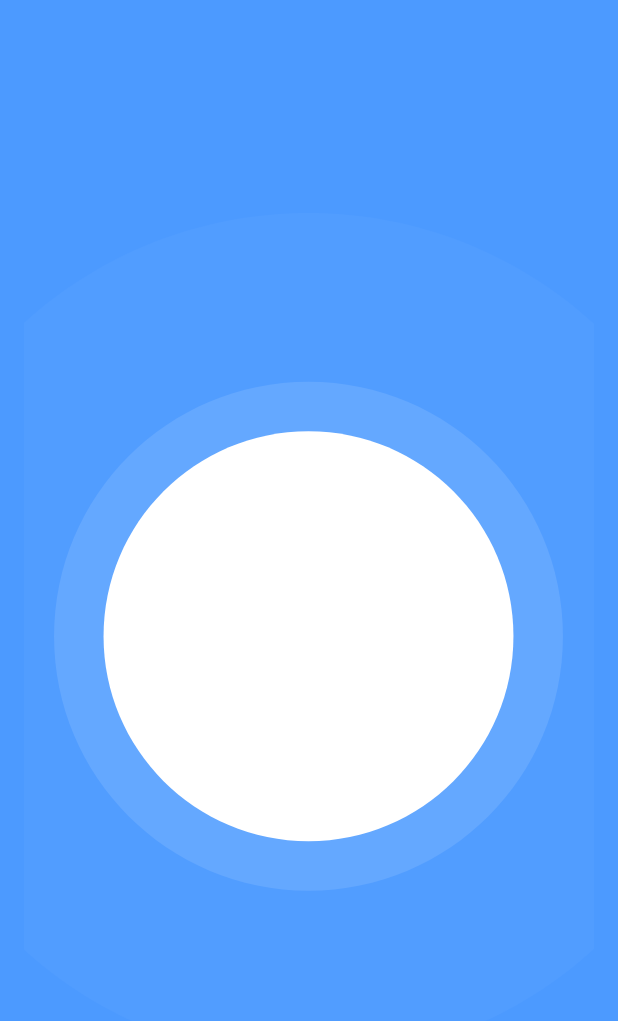
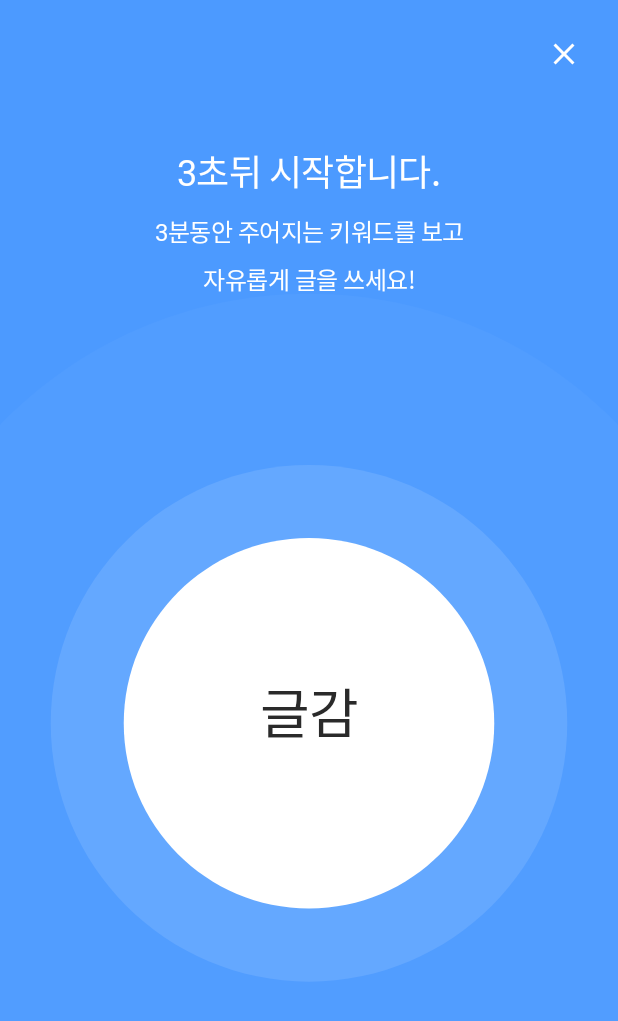
Before and after one commit to SangleProject/Sangle_Android, an Android app: the WritingReadyActivity screen opened directly, with no data from a screen before it, on a phone screen of 412 x 824 dp. Shown: the top 1021 px of the screen. Run offline under Robolectric (Android 15) with nearby library versions, the phone set to English and light mode, and no system bars; our stand-ins replace data binding.

Commit message:
WritingReadyActivity 완료

```diff
--- a/app/src/main/java/org/three/minutes/writing/ui/WritingReadyActivity.kt
+++ b/app/src/main/java/org/three/minutes/writing/ui/WritingReadyActivity.kt
@@ -3,25 +3,28 @@ package org.three.minutes.writing.ui
 import android.content.Intent
 import androidx.appcompat.app.AppCompatActivity
 import android.os.Bundle
-import kotlinx.android.synthetic.main.activity_writing_ready.*
+import androidx.databinding.DataBindingUtil
 import kotlinx.coroutines.*
 import org.three.minutes.R
+import org.three.minutes.databinding.ActivityWritingReadyBinding
 import kotlin.coroutines.CoroutineContext
 
 class WritingReadyActivity : AppCompatActivity(), CoroutineScope {
     private lateinit var job: Job
     override val coroutineContext: CoroutineContext
         get() = Dispatchers.Main + job
+    private val mBinding : ActivityWritingReadyBinding by lazy{
+        DataBindingUtil.setContentView(this,R.layout.activity_writing_ready)
+    }
 
     override fun onCreate(savedInstanceState: Bundle?) {
         super.onCreate(savedInstanceState)
-        setContentView(R.layout.activity_writing_ready)
+        mBinding.apply {
+            lifecycleOwner = this@WritingReadyActivity
+            activity = this@WritingReadyActivity
+        }
         job = Job()
 
-        ready_lottie.apply {
-            setAnimation("keyword_aos.json")
-
-        }
         launch {
             delay(3000)
 
@@ -37,4 +40,8 @@ class WritingReadyActivity : AppCompatActivity(), CoroutineScope {
         super.onDestroy()
         job.cancel()
     }
+
+    fun finishActivity(){
+        finish()
+    }
 }
--- a/app/src/main/res/layout/activity_writing_ready.xml
+++ b/app/src/main/res/layout/activity_writing_ready.xml
@@ -1,21 +1,86 @@
 <?xml version="1.0" encoding="utf-8"?>
+<layout xmlns:android="http://schemas.android.com/apk/res/android"
+    xmlns:app="http://schemas.android.com/apk/res-auto"
+    xmlns:tools="http://schemas.android.com/tools">
+
+    <data>
+        <variable
+            name="activity"
+            type="org.three.minutes.writing.ui.WritingReadyActivity" />
+
+    </data>
+
     <androidx.constraintlayout.widget.ConstraintLayout
-    xmlns:android="http://schemas.android.com/apk/res/android"
-    xmlns:app="http://schemas.android.com/apk/res-auto"
-    xmlns:tools="http://schemas.android.com/tools"
+        android:layout_width="match_parent"
+        android:layout_height="match_parent"
         android:background="@color/main_blue"
-    android:layout_width="match_parent"
-    android:layout_height="match_parent">
+        tools:ignore="HardcodedText,ContentDescription">
 
         <com.airbnb.lottie.LottieAnimationView
             android:id="@+id/ready_lottie"
-        android:layout_width="0dp"
+            android:layout_width="match_parent"
             android:layout_height="0dp"
-        app:layout_constraintBottom_toBottomOf="parent"
+            android:layout_marginTop="70dp"
+            android:scaleType="centerCrop"
+            android:scaleX='2'
+            android:scaleY="2"
+            app:layout_constraintDimensionRatio="1"
             app:layout_constraintEnd_toEndOf="parent"
             app:layout_constraintStart_toStartOf="parent"
+            app:layout_constraintTop_toBottomOf="@+id/textView8"
+            app:lottie_autoPlay="true"
+            app:lottie_fileName="keyword.json"
+            app:lottie_loop="true" />
+
+        <TextView
+            style="@style/P1_16pt_SemiBold"
+            android:id="@+id/ready_word_txt"
+            android:layout_width="wrap_content"
+            android:layout_height="wrap_content"
+            android:text="글감"
+            android:textAlignment="center"
+            android:textSize="36sp"
+            android:textColor="@color/black_100"
+            app:layout_constraintBottom_toBottomOf="@+id/ready_lottie"
+            app:layout_constraintEnd_toEndOf="@id/ready_lottie"
+            app:layout_constraintStart_toStartOf="@+id/ready_lottie"
+            app:layout_constraintTop_toTopOf="@+id/ready_lottie" />
+
+        <TextView
+            style="@style/H1_24pt_Regular"
+            android:id="@+id/textView6"
+            android:layout_width="wrap_content"
+            android:layout_height="wrap_content"
+            android:layout_marginTop="96dp"
+            android:text="3초뒤 시작합니다."
+            android:textColor="@color/white"
+            app:layout_constraintEnd_toEndOf="parent"
+            app:layout_constraintStart_toStartOf="parent"
+            app:layout_constraintTop_toTopOf="parent" />
+
+        <TextView
+            style="@style/P2_16pt_Light"
+            android:id="@+id/textView8"
+            android:layout_width="wrap_content"
+            android:layout_height="wrap_content"
+            android:layout_marginTop="10dp"
+            android:text="3분동안 주어지는 키워드를 보고\n자유롭게 글을 쓰세요!"
+            android:textColor="@color/white"
+            android:textAlignment="center"
+            app:layout_constraintEnd_toEndOf="parent"
+            app:layout_constraintStart_toStartOf="parent"
+            app:layout_constraintTop_toBottomOf="@+id/textView6" />
+
+        <ImageView
+            android:id="@+id/ready_cancle_btn"
+            android:layout_width="wrap_content"
+            android:layout_height="wrap_content"
+            android:scaleType="fitXY"
+            app:layout_constraintEnd_toEndOf="parent"
             app:layout_constraintTop_toTopOf="parent"
-        app:lottie_autoPlay="true"
-        app:lottie_loop="true"/>
+            app:srcCompat="@drawable/ic_cancle_white"
+            android:padding="24dp"
+            android:onClick="@{()->activity.finishActivity()"/>
 
     </androidx.constraintlayout.widget.ConstraintLayout>
+</layout>
```
Also changed, not shown: app/src/main/assets/keyword.json (renamed from app/src/main/assets/keyword_aos.json, +20 -31 lines). Lines whose indentation alone changed are shown as unchanged.
